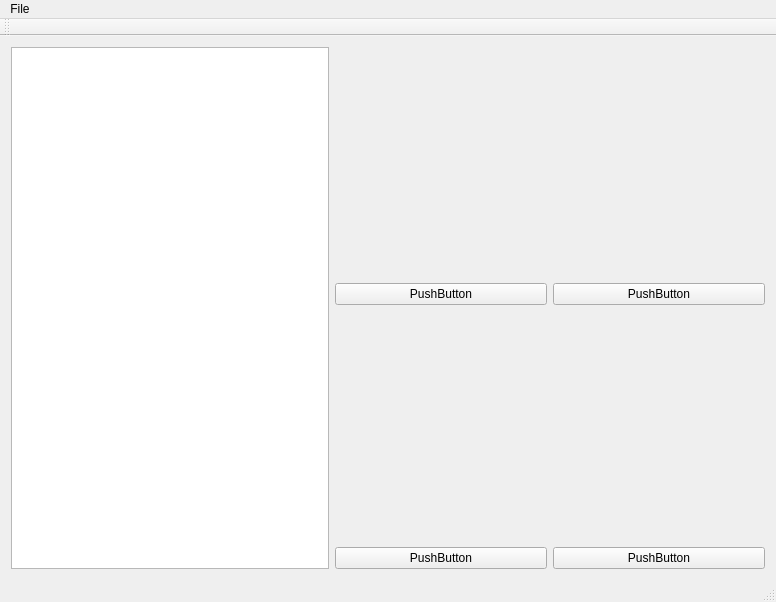
First picture: the form in mainwindow.ui, repository ladnonastya/BI_for_AIT, before the edit.
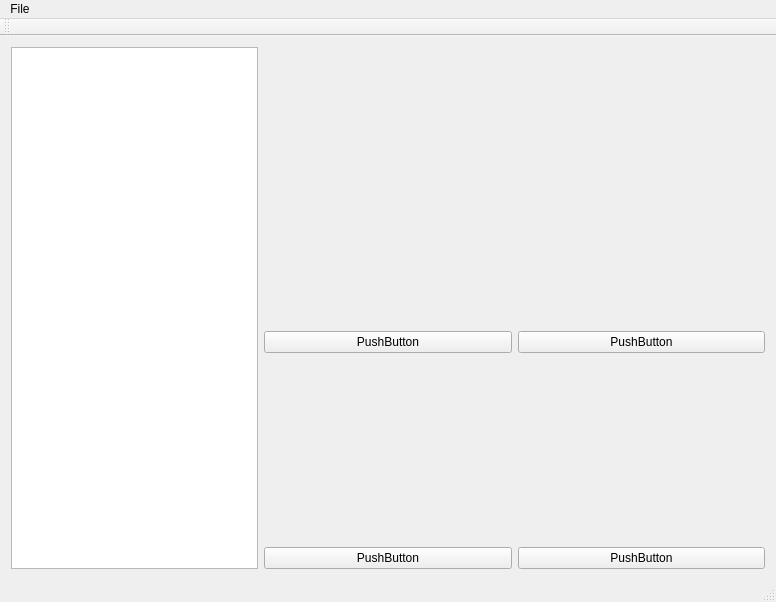
Second picture: the form after the edit. Custom widgets are drawn as their Qt base class.

```diff
--- a/mainwindow.ui
+++ b/mainwindow.ui
@@ -14,11 +14,11 @@
    <string>MainWindow</string>
   </property>
   <widget class="QWidget" name="centralWidget">
-   <layout class="QGridLayout" name="gridLayout" rowstretch="4,1,4,1" columnstretch="3,2,2">
+   <layout class="QGridLayout" name="gridLayout" rowstretch="4,2,1,4,1" columnstretch="1,1,1">
     <item row="0" column="1">
      <widget class="PieChartWidget" name="widget" native="true">
       <property name="sizePolicy">
-       <sizepolicy hsizetype="Preferred" vsizetype="Preferred">
+       <sizepolicy hsizetype="Expanding" vsizetype="Expanding">
         <horstretch>0</horstretch>
         <verstretch>0</verstretch>
        </sizepolicy>
@@ -26,46 +26,49 @@
       <layout class="QVBoxLayout" name="verticalLayout"/>
      </widget>
     </item>
-    <item row="0" column="2">
-     <widget class="QCustomPlot" name="widget_2" native="true"/>
-    </item>
-    <item row="2" column="2">
+    <item row="3" column="2">
      <widget class="QCustomPlot" name="widget_3" native="true"/>
     </item>
-    <item row="2" column="1">
+    <item row="3" column="1">
      <widget class="QCustomPlot" name="widget_4" native="true"/>
     </item>
-    <item row="1" column="1">
+    <item row="2" column="1">
      <widget class="QPushButton" name="pushButton">
       <property name="text">
        <string>PushButton</string>
       </property>
      </widget>
     </item>
-    <item row="1" column="2">
-     <widget class="QPushButton" name="pushButton_2">
-      <property name="text">
-       <string>PushButton</string>
-      </property>
-     </widget>
-    </item>
-    <item row="3" column="1">
+    <item row="4" column="1">
      <widget class="QPushButton" name="pushButton_3">
       <property name="text">
        <string>PushButton</string>
       </property>
      </widget>
     </item>
-    <item row="3" column="2">
+    <item row="2" column="2">
+     <widget class="QPushButton" name="pushButton_2">
+      <property name="text">
+       <string>PushButton</string>
+      </property>
+     </widget>
+    </item>
+    <item row="4" column="2">
      <widget class="QPushButton" name="pushButton_4">
       <property name="text">
        <string>PushButton</string>
       </property>
      </widget>
     </item>
-    <item row="0" column="0" rowspan="4">
+    <item row="0" column="0" rowspan="5">
      <widget class="QTableWidget" name="tableWidget"/>
     </item>
+    <item row="1" column="1">
+     <widget class="QWidget" name="widget_5" native="true"/>
+    </item>
+    <item row="0" column="2" rowspan="2">
+     <widget class="QCustomPlot" name="widget_2" native="true"/>
+    </item>
    </layout>
   </widget>
   <widget class="QMenuBar" name="menuBar">
```
